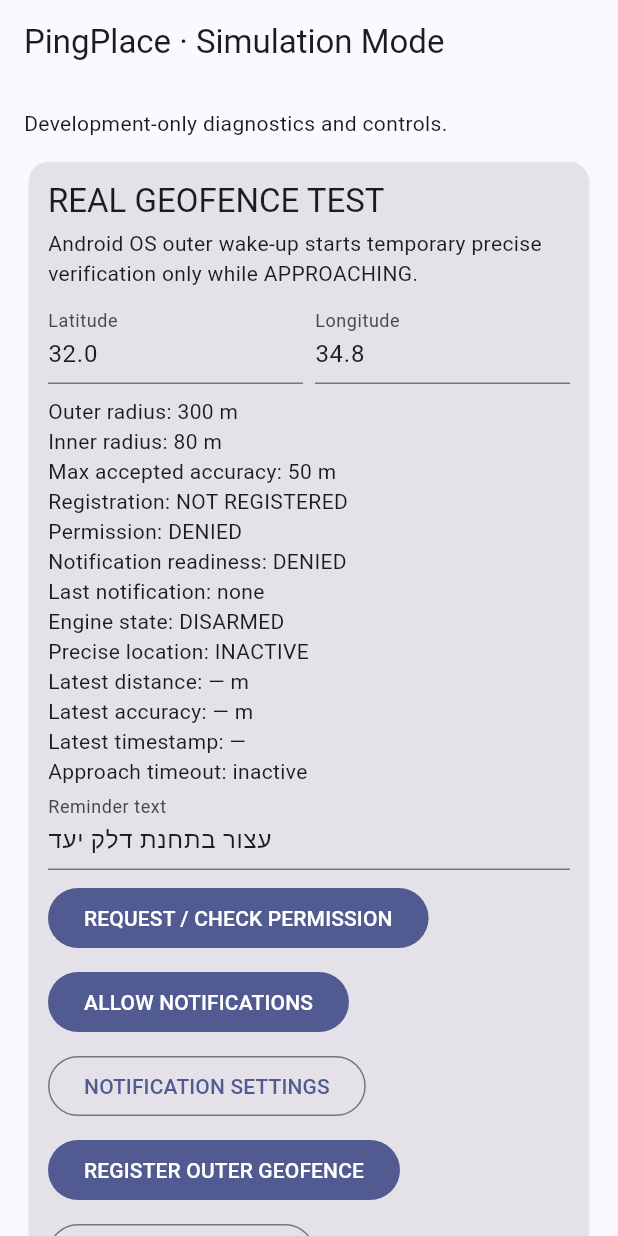
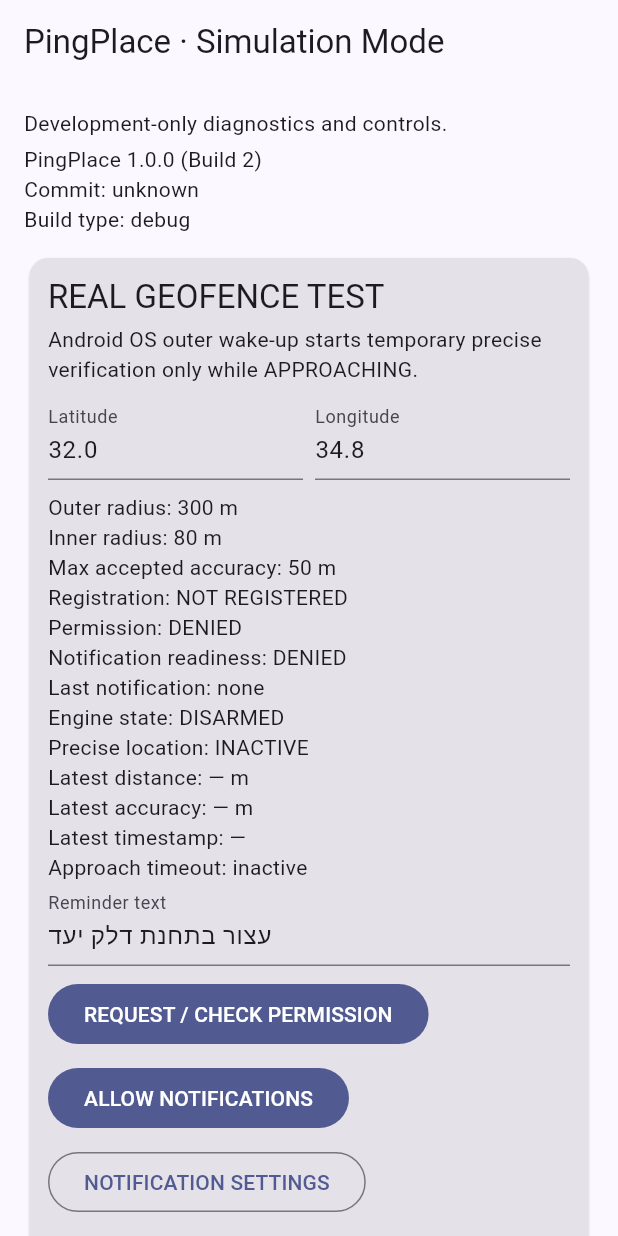
Before and after one commit to bandora78/pingplace, a Flutter app: the screen it shows after launch, on a phone screen of 412 x 824 dp. Run offline on Flutter 3.47's test engine with Material 3 defaults, Android fonts, the phone set to English and light mode, and no system bars.

Commit message:
Add app version and build identification

```diff
--- /dev/null
+++ b/lib/src/build_info.dart
@@ -0,0 +1,38 @@
+final class BuildInfo {
+  const BuildInfo({
+    required this.version,
+    required this.buildNumber,
+    required this.commit,
+    required this.buildType,
+  });
+
+  static const current = BuildInfo(
+    version: String.fromEnvironment(
+      'PINGPLACE_APP_VERSION',
+      defaultValue: '1.0.0',
+    ),
+    buildNumber: String.fromEnvironment(
+      'PINGPLACE_BUILD_NUMBER',
+      defaultValue: '2',
+    ),
+    commit: String.fromEnvironment(
+      'PINGPLACE_GIT_SHA',
+      defaultValue: 'unknown',
+    ),
+    buildType: String.fromEnvironment(
+      'PINGPLACE_BUILD_TYPE',
+      defaultValue: 'debug',
+    ),
+  );
+
+  final String version;
+  final String buildNumber;
+  final String commit;
+  final String buildType;
+
+  String get versionLabel => 'PingPlace $version (Build $buildNumber)';
+
+  String get commitLabel => 'Commit: $commit';
+
+  String get buildTypeLabel => 'Build type: $buildType';
+}
--- a/lib/src/simulation/development_simulation_screen.dart
+++ b/lib/src/simulation/development_simulation_screen.dart
@@ -1,5 +1,6 @@
 import 'package:flutter/material.dart';
 
+import '../build_info.dart';
 import '../geofence/development_geofence_controller.dart';
 import '../geofence/geofence_service.dart';
 import 'development_simulation_controller.dart';
@@ -64,6 +65,10 @@
         padding: const EdgeInsets.all(16),
         children: [
           const Text('Development-only diagnostics and controls.'),
+          const SizedBox(height: 4),
+          Text(BuildInfo.current.versionLabel),
+          Text(BuildInfo.current.commitLabel),
+          Text(BuildInfo.current.buildTypeLabel),
           const SizedBox(height: 12),
           _RealGeofenceSection(
             controller: realGeofence,
--- a/pubspec.yaml
+++ b/pubspec.yaml
@@ -16,7 +16,7 @@
 # https://developer.apple.com/library/archive/documentation/General/Reference/InfoPlistKeyReference/Articles/CoreFoundationKeys.html
 # In Windows, build-name is used as the major, minor, and patch parts
 # of the product and file versions while build-number is used as the build suffix.
-version: 1.0.0+1
+version: 1.0.0+2
 
 environment:
   sdk: ^3.13.5
```
Also changed, not shown: 4 other files.
